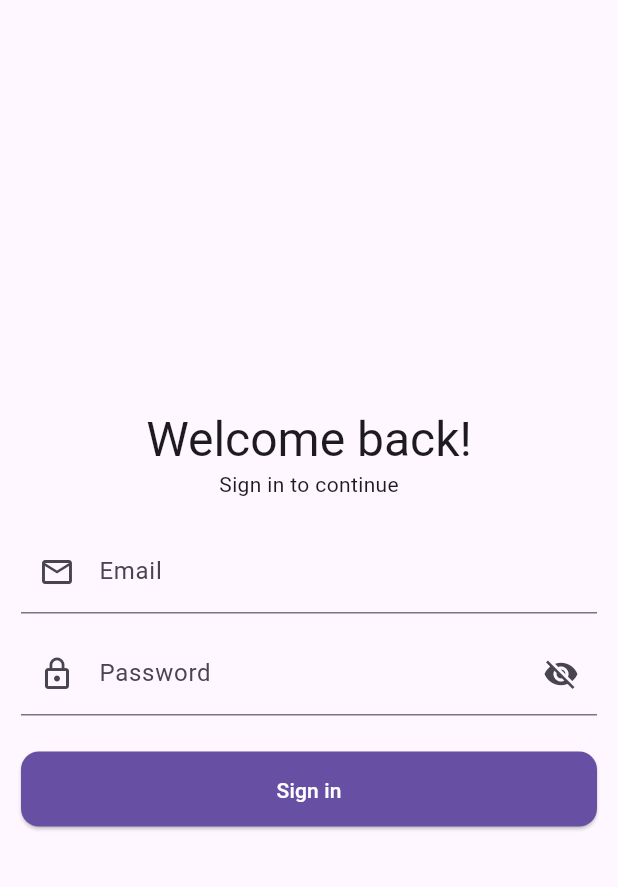
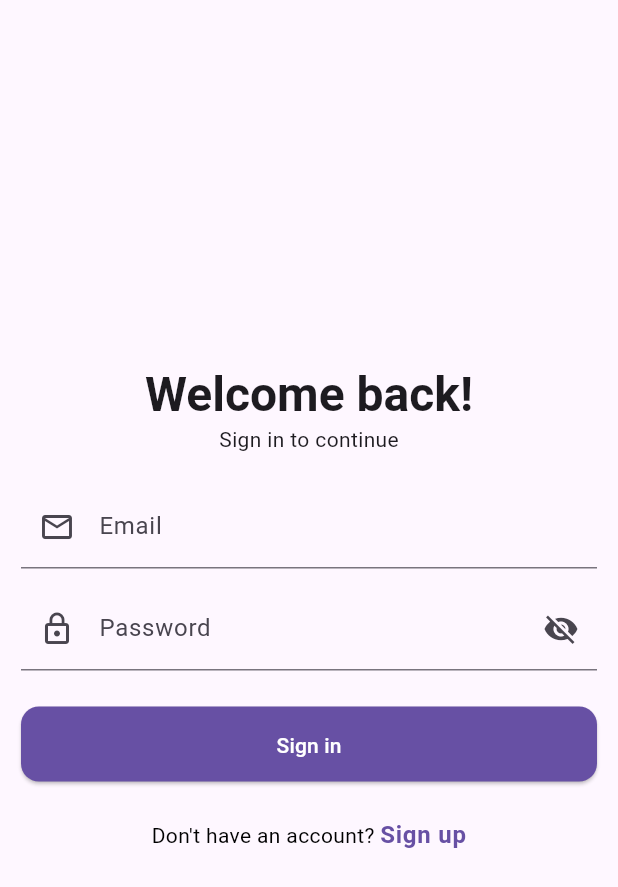
Before and after one commit to akhiljoseko/survey_app, a Flutter app: the screen it shows after launch, on a phone screen of 412 x 824 dp. Shown: the top 887 px of the screen. Run offline on Flutter 3.47's test engine with Material 3 defaults, Android fonts, the phone set to English and light mode, and no system bars; our stand-ins replace equatable, flutter_bloc, go_router.

Commit message:
feat(auth): implement create account UI and cubit integration
- Added CreateAccountScreen with form inputs (name, email, password)
- Created CreateAccountCubit and CreateAccountState for managing UI state
- Integrated AuthRepository.createUserAccount method (placeholder)
- Included form validation, loading, and error handling

Note: Backend connection to be completed in the next step

```diff
--- a/lib/app/routing/app_routes.dart
+++ b/lib/app/routing/app_routes.dart
@@ -1,5 +1,6 @@
 final class AppRoutes {
   static const login = 'login';
+  static const signup = 'signup';
 
   static const home = 'home';
 }
--- a/lib/app/routing/router.dart
+++ b/lib/app/routing/router.dart
@@ -2,6 +2,7 @@ import 'package:flutter_bloc/flutter_bloc.dart';
 import 'package:go_router/go_router.dart';
 import 'package:school_surveys/app/routing/app_routes.dart';
 import 'package:school_surveys/view/authentication/auth_cubit.dart';
+import 'package:school_surveys/view/sign_up/sign_up_screen.dart';
 
 import '../../view/home/home_screen.dart';
 import '../../view/login/login_screen.dart';
@@ -10,7 +11,7 @@ final GoRouter router = GoRouter(
   initialLocation: '/',
   redirect: (context, state) {
     final authStatus = context.read<AuthCubit>().state.status;
-    final loggingIn = state.matchedLocation == '/login';
+    final loggingIn = state.matchedLocation.startsWith('/login');
 
     //Add Splash here
     if (authStatus == AuthStatus.unknown) return '/login';
@@ -29,8 +30,16 @@ final GoRouter router = GoRouter(
     GoRoute(
       path: '/login',
       name: AppRoutes.login,
-      builder: (context, state) => LoginScreen(),
+      builder: (_, _) => LoginScreen(),
+      routes: [
+        GoRoute(
+          path: 'signup',
+          name: AppRoutes.signup,
+          builder: (_, _) => SignupScreen(),
+        ),
+      ],
     ),
+
     GoRoute(
       path: '/',
       name: AppRoutes.home,
--- a/lib/view/login/login_screen.dart
+++ b/lib/view/login/login_screen.dart
@@ -1,5 +1,7 @@
 import 'package:flutter/material.dart';
 import 'package:flutter_bloc/flutter_bloc.dart';
+import 'package:go_router/go_router.dart';
+import 'package:school_surveys/app/routing/app_routes.dart';
 import 'package:school_surveys/domain/authentication/authentication_repository.dart';
 import 'package:school_surveys/utils/loading_indicator.dart';
 import 'package:school_surveys/utils/snackbar_utils.dart';
@@ -8,6 +10,7 @@ import 'package:school_surveys/view/login/cubit/login_cubit.dart';
 import 'package:school_surveys/view/widgets/email_textfield.dart';
 import 'package:school_surveys/view/widgets/password_textfield.dart';
 import 'package:school_surveys/view/widgets/primary_button.dart';
+import 'package:school_surveys/view/widgets/question_button.dart';
 import 'package:school_surveys/view/widgets/spacing.dart';
 
 class LoginScreen extends StatefulWidget {
@@ -18,11 +21,18 @@ class LoginScreen extends StatefulWidget {
 }
 
 class _LoginScreenState extends State<LoginScreen> {
-  final _emailController = TextEditingController();
-  final _passwordController = TextEditingController();
+  late final _emailController = TextEditingController();
+  late final _passwordController = TextEditingController();
 
   final _formKey = GlobalKey<FormState>();
   AutovalidateMode _autovalidateMode = AutovalidateMode.disabled;
+
+  @override
+  void dispose() {
+    _emailController.dispose();
+    _passwordController.dispose();
+    super.dispose();
+  }
 
   @override
   Widget build(BuildContext context) {
@@ -48,6 +58,7 @@ class _LoginScreenState extends State<LoginScreen> {
           builder: (context, state) {
             return ScreenPadding(
               child: Center(
+                child: SingleChildScrollView(
                   child: Form(
                     key: _formKey,
                     autovalidateMode: _autovalidateMode,
@@ -56,7 +67,8 @@ class _LoginScreenState extends State<LoginScreen> {
                       children: [
                         Text(
                           "Welcome back!",
-                        style: Theme.of(context).textTheme.headlineLarge,
+                          style: Theme.of(context).textTheme.headlineLarge
+                              ?.copyWith(fontWeight: FontWeight.bold),
                         ),
                         Text(
                           "Sign in to continue",
@@ -77,7 +89,16 @@ class _LoginScreenState extends State<LoginScreen> {
                           onPressed: () => _submit(context),
                           label: "Sign in",
                         ),
+                        Vspace(12),
+                        QuestionButton(
+                          question: "Don't have an account? ",
+                          buttonText: "Sign up",
+                          onPressed: () {
+                            context.goNamed(AppRoutes.signup);
+                          },
+                        ),
                       ],
+                    ),
                   ),
                 ),
               ),
--- /dev/null
+++ b/lib/view/widgets/question_button.dart
@@ -0,0 +1,42 @@
+import 'package:flutter/material.dart';
+
+class QuestionButton extends StatelessWidget {
+  const QuestionButton({
+    super.key,
+    required this.question,
+    required this.buttonText,
+    required this.onPressed,
+  });
+
+  final String question;
+  final String buttonText;
+  final VoidCallback onPressed;
+
+  @override
+  Widget build(BuildContext context) {
+    final theme = Theme.of(context);
+    return TextButton(
+      onPressed: onPressed,
+      child: Align(
+        alignment: Alignment.center,
+        child: RichText(
+          text: TextSpan(
+            text: question,
+            style: Theme.of(
+              context,
+            ).textTheme.bodyMedium?.copyWith(color: Colors.black),
+            children: [
+              TextSpan(
+                text: buttonText,
+                style: theme.textTheme.bodyLarge?.copyWith(
+                  color: theme.colorScheme.primary,
+                  fontWeight: FontWeight.bold,
+                ),
+              ),
+            ],
+          ),
+        ),
+      ),
+    );
+  }
+}
```
Also changed, not shown: lib/data/authentication/authentication_repository_impl.dart (+22 -0 lines), lib/data/authentication/authentication_service.dart (+17 -0 lines), lib/domain/authentication/authentication_repository.dart (+7 -0 lines), lib/utils/validation_utils.dart (+7 -0 lines), lib/view/sign_up/cubit/sign_up_cubit.dart (added, +39 -0 lines), lib/view/sign_up/cubit/sign_up_state.dart (added, +20 -0 lines), lib/view/sign_up/sign_up_screen.dart (added, +139 -0 lines). Lines whose indentation alone changed are shown as unchanged.
